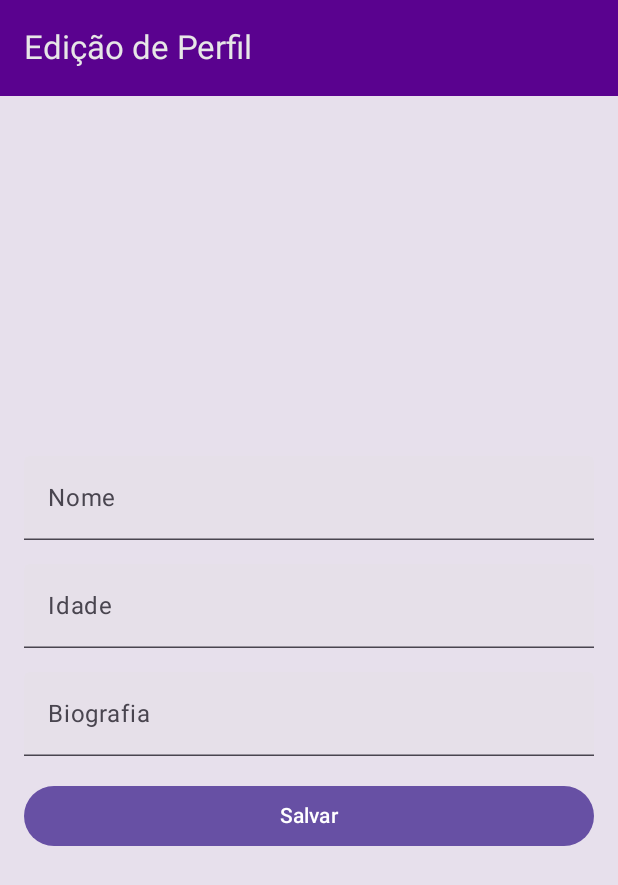
After one commit to HanielCostaDaSilva/Cinder, an Android app built with Jetpack Compose: the EditionScreen screen opened through its navigation route, on a phone screen of 412 x 824 dp. The commit adds this screen. Shown: the top 885 px of the screen. Run offline under Robolectric (Android 15) with nearby library versions, the phone set to English and light mode, and no system bars; our stand-ins replace Firebase (no records; nobody signed in at launch, a user with empty details on screens opened directly).

Commit message:
Criação de variável global para login,pagina de edição e de perfil

```diff
--- a/app/build.gradle.kts
+++ b/app/build.gradle.kts
@@ -62,6 +62,7 @@ dependencies {
     implementation(libs.androidx.material3)
     implementation(libs.androidx.navigation.compose)
     implementation(libs.firebase.firestore.ktx)
+    implementation(libs.androidx.media3.common)
     testImplementation(libs.junit)
     androidTestImplementation(libs.androidx.junit)
     androidTestImplementation(libs.androidx.espresso.core)
--- a/app/src/main/java/com/haniel/cinder/MainActivity.kt
+++ b/app/src/main/java/com/haniel/cinder/MainActivity.kt
@@ -1,6 +1,7 @@
 package com.haniel.cinder
 
 import android.os.Bundle
+import android.util.Log
 import androidx.activity.ComponentActivity
 import androidx.activity.compose.setContent
 import androidx.compose.foundation.background
@@ -16,9 +17,12 @@ import androidx.navigation.compose.rememberNavController
 import com.haniel.cinder.model.User
 import com.haniel.cinder.ui.theme.screens.AuthScreen
 import com.haniel.cinder.ui.theme.screens.CinderPrincipalScreen
+import com.haniel.cinder.ui.theme.screens.EditionScreen
 import com.haniel.cinder.ui.theme.screens.FirstLogin
 import com.haniel.cinder.ui.theme.screens.RegisterScreen
-import com.haniel.cinder.ui.theme.screens.profileUserScreen
+import com.haniel.cinder.ui.theme.screens.ProfileUserScreen
+
+
 
 class   MainActivity : ComponentActivity() {
     private val modifierScreen: Modifier = Modifier
@@ -51,9 +55,6 @@ class   MainActivity : ComponentActivity() {
             composable("principal_screen") {
                 CinderPrincipalScreen(modifier = modifierScreen, onProfile = {navController.navigate("profile_screen") })
             }
-            composable("profile_screen") {
-               profileUserScreen(modifier = modifierScreen)
-            }
 
             composable("register_screen") {
                 RegisterScreen(modifier = modifierScreen,
@@ -73,6 +74,23 @@ class   MainActivity : ComponentActivity() {
                     }
                 )
             }
+
+            composable("profileUser") {
+                ProfileUserScreen(
+                    modifier = modifierScreen,
+                    navigateToEdition = {
+                        navController.navigate("editionScreen")
+                    }
+                )
+            }
+            composable("editionScreen") {
+                EditionScreen(
+                    modifier = modifierScreen,
+                    onBack = {
+                        navController.popBackStack()
+                    }
+                )
+            }
         }
     }
 
--- a/app/src/main/java/com/haniel/cinder/repository/UserDAO.kt
+++ b/app/src/main/java/com/haniel/cinder/repository/UserDAO.kt
@@ -68,4 +68,8 @@ class UserDAO {
             }
     }
 
+    fun updateUser(it: User, function: () -> Unit) {
+
+    }
+
 }
--- /dev/null
+++ b/app/src/main/java/com/haniel/cinder/ui/theme/GlobalVariables/GlobalVariables.kt
@@ -0,0 +1,3 @@
+package com.haniel.cinder
+
+var usuarioLogadoCinder: String = ""
--- a/app/src/main/java/com/haniel/cinder/ui/theme/screens/AuthScreen.kt
+++ b/app/src/main/java/com/haniel/cinder/ui/theme/screens/AuthScreen.kt
@@ -42,9 +42,9 @@ import com.haniel.cinder.repository.UserDAO
 import kotlinx.coroutines.Dispatchers
 import kotlinx.coroutines.delay
 import kotlinx.coroutines.launch
+import com.haniel.cinder.usuarioLogadoCinder
 
 val userDao: UserDAO = UserDAO();
-
 
 @Composable
 fun AuthScreen(
@@ -136,6 +136,7 @@ fun AuthScreen(
                                 mensagemErro = "Usuário não encontrado"
                             } else {
                                 if (user.password == senha) {
+                                    usuarioLogadoCinder = login
                                     onSignInClick(user)
                                 } else {
 
--- /dev/null
+++ b/app/src/main/java/com/haniel/cinder/ui/theme/screens/EditionScreen.kt
@@ -0,0 +1,148 @@
+package com.haniel.cinder.ui.theme.screens
+
+import androidx.compose.foundation.layout.Arrangement
+import androidx.compose.foundation.layout.Box
+import androidx.compose.foundation.layout.Column
+import androidx.compose.foundation.layout.Spacer
+import androidx.compose.foundation.layout.fillMaxSize
+import androidx.compose.foundation.layout.fillMaxWidth
+import androidx.compose.foundation.layout.height
+import androidx.compose.foundation.layout.padding
+import androidx.compose.foundation.text.KeyboardOptions
+import androidx.compose.material3.Button
+import androidx.compose.material3.CircularProgressIndicator
+import androidx.compose.material3.ExperimentalMaterial3Api
+import androidx.compose.material3.MaterialTheme
+import androidx.compose.material3.Scaffold
+import androidx.compose.material3.Text
+import androidx.compose.material3.TextField
+import androidx.compose.material3.TopAppBar
+import androidx.compose.material3.TopAppBarDefaults
+import androidx.compose.runtime.Composable
+import androidx.compose.runtime.LaunchedEffect
+import androidx.compose.runtime.getValue
+import androidx.compose.runtime.mutableStateOf
+import androidx.compose.runtime.remember
+import androidx.compose.runtime.setValue
+import androidx.compose.ui.Alignment
+import androidx.compose.ui.Modifier
+import androidx.compose.ui.graphics.Color
+import androidx.compose.ui.text.input.KeyboardType
+import androidx.compose.ui.unit.dp
+import androidx.compose.ui.unit.sp
+import com.haniel.cinder.model.User
+import com.haniel.cinder.repository.UserDAO
+
+import com.haniel.cinder.usuarioLogadoCinder
+
+@OptIn(ExperimentalMaterial3Api::class)
+@Composable
+fun EditionScreen(modifier: Modifier = Modifier, onBack: () -> Unit) {
+    var user by remember { mutableStateOf<User?>(null) }
+    var isLoading by remember { mutableStateOf(true) }
+    var name by remember { mutableStateOf("") }
+    var age by remember { mutableStateOf("") }
+    var biograpy by remember { mutableStateOf("") }
+    var isSaving by remember { mutableStateOf(false) }
+    var message by remember { mutableStateOf<String?>(null) }
+
+    val userDao = UserDAO()
+    val globalLogin = usuarioLogadoCinder // A variável global que contém o login
+
+    LaunchedEffect(globalLogin) {
+        userDao.findByName(globalLogin) { fetchedUser ->
+            user = fetchedUser
+            if (fetchedUser != null) {
+                name = fetchedUser.name
+                age = fetchedUser.age.toString()
+                biograpy = fetchedUser.biograpy
+            }
+            isLoading = false
+        }
+    }
+
+    Scaffold(
+        containerColor = MaterialTheme.colorScheme.surfaceVariant,
+        modifier = modifier.fillMaxSize(),
+        topBar = {
+            TopAppBar(
+                colors = TopAppBarDefaults.topAppBarColors(
+                    containerColor = BackColor,
+                    titleContentColor = contentColor,
+                ),
+                title = { Text("Edição de Perfil") },
+            )
+        },
+        content = { paddingValues ->
+            Box(modifier = Modifier.padding(paddingValues)) {
+                if (isLoading) {
+                    Box(modifier = Modifier.fillMaxSize(), contentAlignment = Alignment.Center) {
+                        CircularProgressIndicator()
+                    }
+                } else {
+                    Column(
+                        modifier = Modifier
+                            .fillMaxSize()
+                            .padding(16.dp),
+                        verticalArrangement = Arrangement.Center
+                    ) {
+                        TextField(
+                            value = name,
+                            onValueChange = { name = it },
+                            label = { Text("Nome") },
+                            modifier = Modifier.fillMaxWidth()
+                        )
+                        Spacer(modifier = Modifier.height(16.dp))
+                        TextField(
+                            value = age,
+                            onValueChange = { age = it },
+                            label = { Text("Idade") },
+                            keyboardOptions = KeyboardOptions.Default.copy(keyboardType = KeyboardType.Number),
+                            modifier = Modifier.fillMaxWidth()
+                        )
+                        Spacer(modifier = Modifier.height(16.dp))
+
+                        TextField(
+                            value = biograpy,
+                            onValueChange = { biograpy = it },
+                            label = { Text("Biografia") },
+                            keyboardOptions = KeyboardOptions.Default.copy(keyboardType = KeyboardType.Number),
+                            modifier = Modifier.fillMaxWidth()
+                        )
+                        Spacer(modifier = Modifier.height(16.dp))
+                        Button(
+                            onClick = {
+                                if (name.isNotBlank() && age.isNotBlank()) {
+                                    isSaving = true
+                                    val updatedUser = user?.copy(name = name, age = age.toInt())
+                                    updatedUser?.let {
+                                        userDao.updateUser(it) {
+                                            isSaving = false
+                                            message = "Dados atualizados com sucesso!"
+                                        }
+                                    }
+                                } else {
+                                    message = "Preencha todos os campos."
+                                }
+                            },
+                            modifier = Modifier.fillMaxWidth()
+                        ) {
+                            Text("Salvar")
+                        }
+                        Spacer(modifier = Modifier.height(16.dp))
+                        message?.let {
+                            Text(
+                                text = it,
+                                color = if (it.contains("sucesso")) Color.Green else Color.Red,
+                                fontSize = 16.sp
+                            )
+                        }
+                        if (isSaving) {
+                            CircularProgressIndicator()
+                        }
+                    }
+                }
+            }
+        }
+    )
+}
--- a/gradle/libs.versions.toml
+++ b/gradle/libs.versions.toml
@@ -11,6 +11,7 @@ activityCompose = "1.9.1"
 composeBom = "2024.04.01"
 navigationCompose = "2.7.7"
 firebaseFirestoreKtx = "25.0.0"
+media3Common = "1.4.1"
 
 [libraries]
 androidx-core-ktx = { group = "androidx.core", name = "core-ktx", version.ref = "coreKtx" }
@@ -30,6 +31,7 @@ androidx-ui-test-junit4 = { group = "androidx.compose.ui", name = "ui-test-junit
 androidx-material3 = { group = "androidx.compose.material3", name = "material3" }
 androidx-navigation-compose = { group = "androidx.navigation", name = "navigation-compose", version.ref = "navigationCompose" }
 firebase-firestore-ktx = { group = "com.google.firebase", name = "firebase-firestore-ktx", version.ref = "firebaseFirestoreKtx" }
+androidx-media3-common = { group = "androidx.media3", name = "media3-common", version.ref = "media3Common" }
 
 [plugins]
 android-application = { id = "com.android.application", version.ref = "agp" }
```
Also changed, not shown: app/src/main/java/com/haniel/cinder/ui/theme/screens/PrincipalScreen.kt (+11 -4 lines), app/src/main/java/com/haniel/cinder/ui/theme/screens/profileUserScreen.kt (+99 -17 lines), 1 other file.
